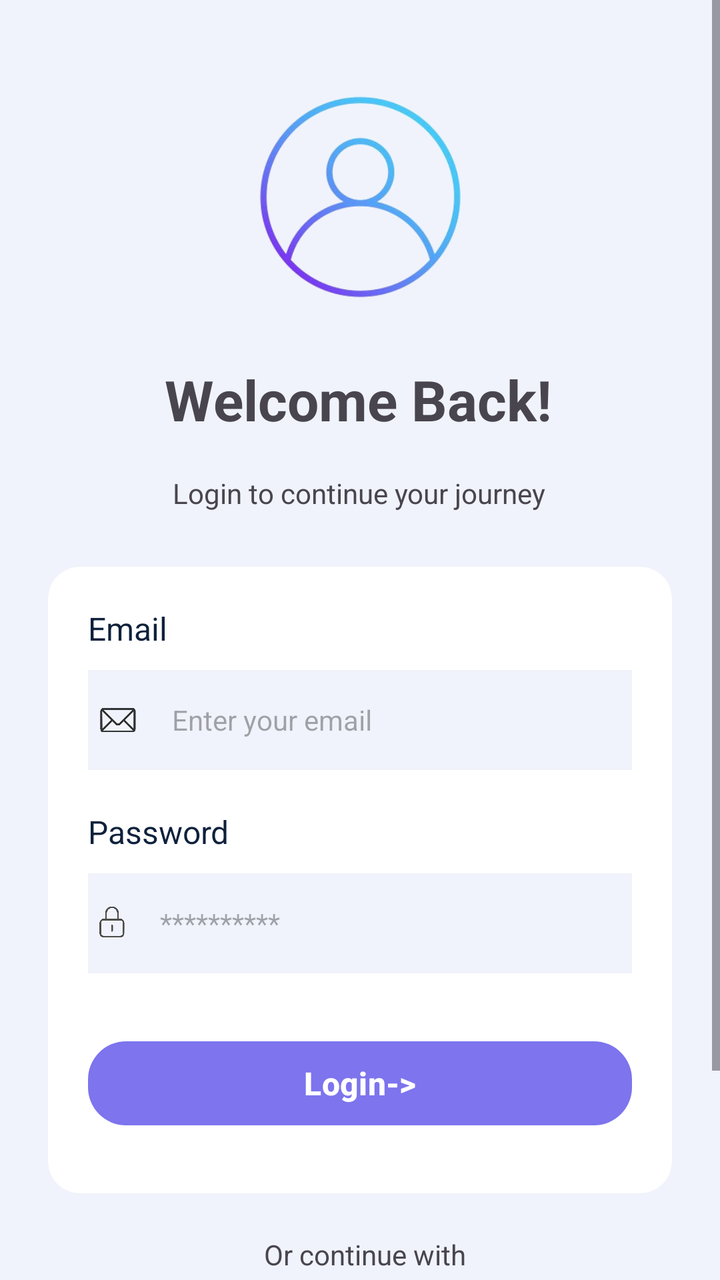
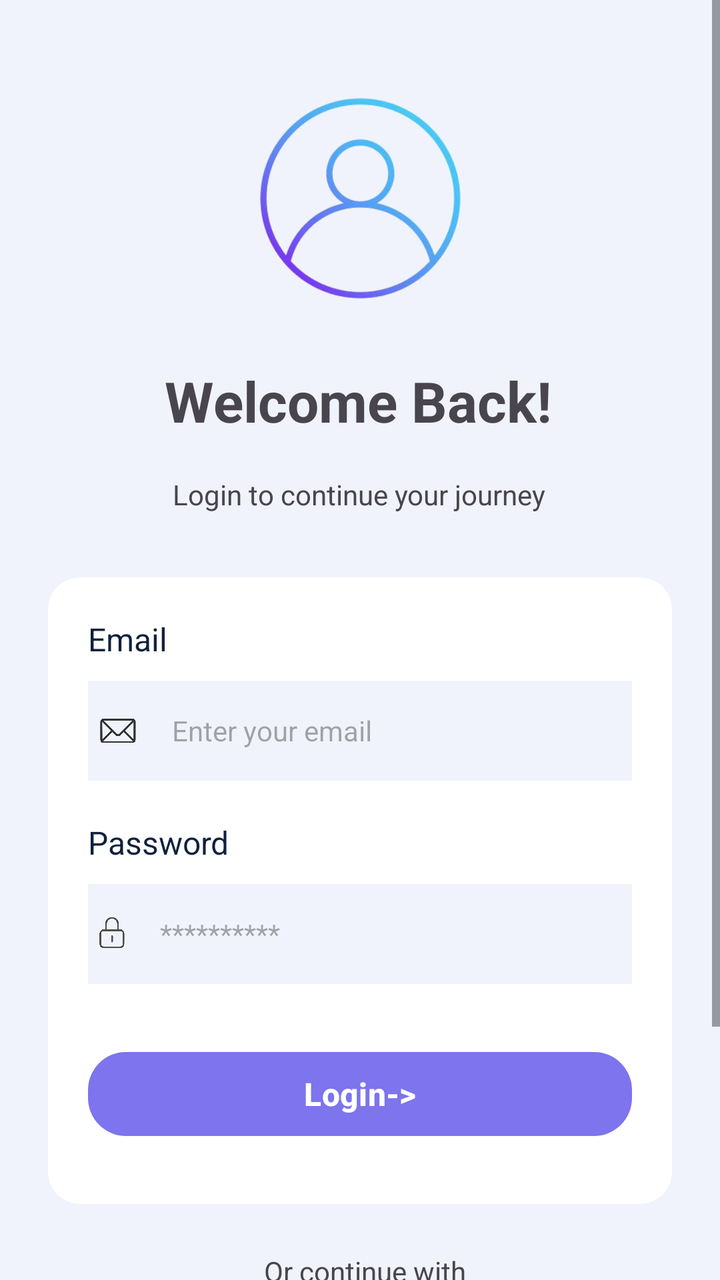

Compare the two renders of this Android layout. The source of the first and the diff that turns it into the second are given below.
<!-- AndroidManifest.xml: application theme Theme.BlogApp -->
<!-- res/layout/login.xml -->
<?xml version="1.0" encoding="utf-8"?>
<androidx.constraintlayout.widget.ConstraintLayout
    xmlns:android="http://schemas.android.com/apk/res/android"
    xmlns:app="http://schemas.android.com/apk/res-auto"
    xmlns:tools="http://schemas.android.com/tools"
    android:id="@+id/main"
    android:layout_width="match_parent"
    android:background="@color/background"
    android:layout_height="match_parent"
    tools:context=".MainActivity">


<ScrollView
    android:layout_width="match_parent"
    android:layout_height="match_parent">


    <androidx.constraintlayout.widget.ConstraintLayout
        android:layout_width="match_parent"
        android:layout_height="wrap_content">



        <ImageView
        android:id="@+id/login_pfp"
        android:layout_width="107dp"
        android:layout_height="101dp"
        android:layout_marginTop="40dp"
        android:src="@drawable/pfp"
        app:layout_constraintBottom_toBottomOf="parent"
        app:layout_constraintEnd_toEndOf="parent"
        app:layout_constraintStart_toStartOf="parent"
        app:layout_constraintTop_toTopOf="parent"
        app:layout_constraintVertical_bias="0.013" />

        <TextView
        android:id="@+id/welcome"
        android:layout_width="wrap_content"
        android:layout_height="wrap_content"
        android:layout_marginTop="32dp"
        android:gravity="center_horizontal"
        android:text="Welcome Back!"
        android:textSize="28dp"
        android:textStyle="bold"
        app:layout_constraintBottom_toBottomOf="parent"
        app:layout_constraintEnd_toEndOf="parent"
        app:layout_constraintHorizontal_bias="0.495"
        app:layout_constraintStart_toStartOf="parent"
        app:layout_constraintTop_toBottomOf="@+id/login_pfp"
        app:layout_constraintVertical_bias="0.0" />

        <TextView
        android:id="@+id/text"
        android:layout_width="wrap_content"
        android:layout_height="wrap_content"
        android:layout_marginTop="88dp"
        android:gravity="center_horizontal"
        android:text="Login to continue your journey"
        android:textSize="14dp"
        app:layout_constraintBottom_toBottomOf="parent"
        app:layout_constraintEnd_toEndOf="parent"
        app:layout_constraintHorizontal_bias="0.497"
        app:layout_constraintStart_toStartOf="parent"
        app:layout_constraintTop_toBottomOf="@+id/login_pfp"
        app:layout_constraintVertical_bias="0.0" />

       <androidx.cardview.widget.CardView
        android:id="@+id/login_card"
        android:layout_width="0dp"
        android:layout_height="wrap_content"
           android:layout_marginStart="24dp"
           android:layout_marginEnd="24dp"
        app:cardBackgroundColor="@color/white"
        app:cardCornerRadius="16dp"
        app:cardElevation="0dp"
        app:layout_constraintBottom_toBottomOf="parent"
        app:layout_constraintEnd_toEndOf="parent"
        app:layout_constraintStart_toStartOf="parent"
        app:layout_constraintTop_toTopOf="parent"
        app:layout_constraintVertical_bias="0.627">


           <LinearLayout
               android:layout_width="match_parent"
               android:layout_height="wrap_content"
               android:orientation="vertical">

               <TextView
                   android:layout_width="wrap_content"
                   android:layout_height="wrap_content"
                   android:layout_marginLeft="20dp"
                   android:layout_marginTop="20dp"
                   android:text="Email"
                   android:textColor="@color/input_labels"
                   android:textSize="16dp"/>


           <LinearLayout
               android:layout_width="match_parent"
               android:layout_height="50dp"
               android:layout_marginLeft="20dp"
               android:layout_marginRight="20dp"
               android:layout_marginTop="10dp"
               android:background="@color/background"
               android:orientation="horizontal">


               <ImageView
                   android:layout_width="30dp"
                   android:layout_height="30dp"
                   android:scaleType="fitStart"
                   android:layout_marginTop="15dp"
                   android:src="@drawable/email"/>

               <EditText
                   android:layout_width="match_parent"
                   android:layout_height="50dp"
                   android:background="@color/transparent"
                   android:hint="Enter your email"
                   android:inputType="textEmailAddress"
                   android:padding="12dp"
                   android:textSize="14dp" />

           </LinearLayout>

               <TextView
                   android:layout_width="wrap_content"
                   android:layout_height="wrap_content"
                   android:layout_marginLeft="20dp"
                   android:layout_marginTop="20dp"
                   android:text="Password"
                   android:textColor="@color/input_labels"
                   android:textSize="16dp"/>

               <LinearLayout
                   android:layout_width="match_parent"
                   android:layout_height="50dp"
                   android:layout_marginLeft="20dp"
                   android:layout_marginRight="20dp"
                   android:layout_marginTop="10dp"
                   android:background="@color/background"
                   android:orientation="horizontal">


                   <ImageView
                       android:layout_width="24dp"
                       android:layout_height="24dp"
                       android:scaleType="fitStart"
                       android:layout_marginTop="12dp"
                       android:src="@drawable/lock"/>



                   <EditText
                      android:layout_width="match_parent"
                      android:layout_height="match_parent"
                       android:background="@color/transparent"
                      android:textSize="14dp"
                      android:padding="12dp"
                      android:hint="**********"
                      android:inputType="textPassword"
                      />





               </LinearLayout>


               <Button
                   android:layout_width="match_parent"
                   android:layout_height="50dp"
                   android:layout_marginLeft="20dp"
                   android:layout_marginRight="20dp"
                   android:layout_marginTop="30dp"
                   android:layout_marginBottom="30dp"
                   android:text="Login->"
                   android:textColor="@color/white"
                   app:cornerRadius="19dp"
                   android:textSize="16dp"
                   android:textStyle="bold"
                   app:backgroundTint="@color/light_purple" />




           </LinearLayout>





       </androidx.cardview.widget.CardView>




        <TextView
        android:id="@+id/Cont"
        android:layout_width="wrap_content"
        android:layout_height="wrap_content"
        android:text="Or continue with"
        app:layout_constraintBottom_toBottomOf="parent"
        app:layout_constraintEnd_toEndOf="@+id/login_card"
        app:layout_constraintHorizontal_bias="0.512"
        app:layout_constraintStart_toStartOf="@id/login_card"
        app:layout_constraintTop_toBottomOf="@+id/login_card"
        app:layout_constraintVertical_bias="0.14" />

        <GridLayout
        android:id="@+id/grid"
        android:layout_width="match_parent"
        android:layout_height="60dp"
        android:layout_marginLeft="30dp"
        android:layout_marginTop="16dp"
        android:layout_marginRight="30dp"
        android:columnCount="3"
        android:orientation="horizontal"
        app:layout_constraintBottom_toBottomOf="parent"
        app:layout_constraintEnd_toEndOf="parent"
        app:layout_constraintHorizontal_bias="0.516"
        app:layout_constraintStart_toStartOf="parent"
        app:layout_constraintTop_toBottomOf="@+id/Cont"
        app:layout_constraintVertical_bias="0.0">


        <androidx.cardview.widget.CardView
            android:layout_width="0dp"
            android:layout_height="50dp"
            android:layout_marginRight="10dp"
            app:cardBackgroundColor="@color/white"
            android:layout_columnWeight="1"
            app:cardCornerRadius="16dp"
            app:cardElevation="0dp">

            <ImageView
                android:layout_width="match_parent"
                android:layout_height="match_parent"
                android:scaleType="fitCenter"
                android:src="@drawable/google"/>

        </androidx.cardview.widget.CardView>

        <androidx.cardview.widget.CardView
            android:layout_width="0dp"
            android:layout_height="50dp"
            android:layout_marginRight="10dp"
            app:cardBackgroundColor="@color/white"
            android:layout_columnWeight="1"
            app:cardCornerRadius="16dp"
            app:cardElevation="0dp">

            <ImageView
                android:layout_width="match_parent"
                android:layout_height="match_parent"
                android:scaleType="fitCenter"
                android:src="@drawable/apple"/>

        </androidx.cardview.widget.CardView>


        <androidx.cardview.widget.CardView
            android:layout_width="0dp"
            android:layout_height="50dp"
            app:cardBackgroundColor="@color/white"
            android:layout_columnWeight="1"
            app:cardCornerRadius="16dp"
            app:cardElevation="0dp">

            <ImageView
                android:layout_width="match_parent"
                android:layout_height="match_parent"
                android:scaleType="fitCenter"
                android:src="@drawable/fingerprint"/>

        </androidx.cardview.widget.CardView>

        </GridLayout>

        <TextView
            android:id="@+id/encryption"
            android:layout_width="wrap_content"
            android:layout_height="wrap_content"
            android:layout_marginTop="10dp"
            android:text="End-to-end encryption"
            android:textSize="12dp"
            app:layout_constraintBottom_toBottomOf="parent"
            app:layout_constraintEnd_toEndOf="parent"
            app:layout_constraintHorizontal_bias="0.498"
            app:layout_constraintStart_toStartOf="parent"
            app:layout_constraintTop_toBottomOf="@id/grid"
            app:layout_constraintVertical_bias="0.0" />

        <TextView
            android:id="@+id/dont_have_account"
            android:layout_width="wrap_content"
            android:layout_height="wrap_content"
            android:layout_marginTop="10dp"
            android:layout_marginRight="20dp"
            android:text="Don't have an account? "
            android:textSize="12dp"
            app:layout_constraintBottom_toBottomOf="parent"
            app:layout_constraintEnd_toEndOf="parent"
            app:layout_constraintHorizontal_bias="0.48"
            app:layout_constraintStart_toStartOf="parent"
            app:layout_constraintTop_toBottomOf="@id/encryption"
            app:layout_constraintVertical_bias="1.0" />

        <TextView
            android:layout_width="wrap_content"
            android:layout_height="wrap_content"
            android:layout_marginStart="1dp"
            android:text="SignUp"
            android:id="@+id/signupText"
            android:textColor="@color/light_purple"
            android:textSize="12dp"
            app:layout_constraintBottom_toBottomOf="parent"
            app:layout_constraintEnd_toEndOf="parent"
            app:layout_constraintHorizontal_bias="0.0"
            app:layout_constraintStart_toEndOf="@id/dont_have_account" />


    </androidx.constraintlayout.widget.ConstraintLayout>
</ScrollView>

</androidx.constraintlayout.widget.ConstraintLayout>
<!-- resources referenced by this layout -->
<resources>
  <color name="background">#F0F3FB</color>
  <color name="input_labels">#0E213C</color>
  <color name="light_purple">#7D74EE</color>
  <color name="transparent">#00000000</color>
  <color name="white">#FFFFFFFF</color>
  <!-- drawable apple: png bitmap (drawable, 34591 bytes) -->
  <!-- drawable email: png bitmap (drawable, 934540 bytes) -->
  <!-- drawable fingerprint: png bitmap (drawable, 127522 bytes) -->
  <!-- drawable google: png bitmap (drawable, 108093 bytes) -->
  <!-- drawable lock: png bitmap (drawable, 220702 bytes) -->
  <!-- drawable pfp: png bitmap (drawable, 40435 bytes) -->
  <style name="Theme.BlogApp" parent="Base.Theme.BlogApp" />
  <style name="Base.Theme.BlogApp" parent="Theme.Material3.DayNight.NoActionBar">
          
          
      </style>
</resources>

<!-- the commit's change to res/layout/login.xml (unified diff, before → after) -->
@@ -73,11 +73,10 @@
         app:cardBackgroundColor="@color/white"
         app:cardCornerRadius="16dp"
         app:cardElevation="0dp"
-        app:layout_constraintBottom_toBottomOf="parent"
-        app:layout_constraintEnd_toEndOf="parent"
-        app:layout_constraintStart_toStartOf="parent"
-        app:layout_constraintTop_toTopOf="parent"
-        app:layout_constraintVertical_bias="0.627">
+        app:layout_constraintEnd_toEndOf="parent"
+        app:layout_constraintStart_toStartOf="parent"
+           app:layout_constraintTop_toBottomOf="@+id/text"
+        android:layout_marginTop="32dp">
 
 
            <LinearLayout
@@ -201,12 +200,11 @@
         android:layout_width="wrap_content"
         android:layout_height="wrap_content"
         android:text="Or continue with"
-        app:layout_constraintBottom_toBottomOf="parent"
         app:layout_constraintEnd_toEndOf="@+id/login_card"
         app:layout_constraintHorizontal_bias="0.512"
         app:layout_constraintStart_toStartOf="@id/login_card"
         app:layout_constraintTop_toBottomOf="@+id/login_card"
-        app:layout_constraintVertical_bias="0.14" />
+        android:layout_marginTop="24dp" />
 
         <GridLayout
         android:id="@+id/grid"
@@ -217,12 +215,11 @@
         android:layout_marginRight="30dp"
         android:columnCount="3"
         android:orientation="horizontal"
-        app:layout_constraintBottom_toBottomOf="parent"
         app:layout_constraintEnd_toEndOf="parent"
         app:layout_constraintHorizontal_bias="0.516"
         app:layout_constraintStart_toStartOf="parent"
         app:layout_constraintTop_toBottomOf="@+id/Cont"
-        app:layout_constraintVertical_bias="0.0">
+        >
 
 
         <androidx.cardview.widget.CardView
@@ -285,12 +282,10 @@
             android:layout_marginTop="10dp"
             android:text="End-to-end encryption"
             android:textSize="12dp"
-            app:layout_constraintBottom_toBottomOf="parent"
             app:layout_constraintEnd_toEndOf="parent"
             app:layout_constraintHorizontal_bias="0.498"
             app:layout_constraintStart_toStartOf="parent"
-            app:layout_constraintTop_toBottomOf="@id/grid"
-            app:layout_constraintVertical_bias="0.0" />
+            app:layout_constraintTop_toBottomOf="@id/grid"/>
 
         <TextView
             android:id="@+id/dont_have_account"
@@ -305,14 +300,15 @@
             app:layout_constraintHorizontal_bias="0.48"
             app:layout_constraintStart_toStartOf="parent"
             app:layout_constraintTop_toBottomOf="@id/encryption"
-            app:layout_constraintVertical_bias="1.0" />
-
-        <TextView
+            android:layout_marginBottom="24dp" />
+
+        <TextView
+            android:id="@+id/signupText"
             android:layout_width="wrap_content"
             android:layout_height="wrap_content"
             android:layout_marginStart="1dp"
+            android:layout_marginBottom="24dp"
             android:text="SignUp"
-            android:id="@+id/signupText"
             android:textColor="@color/light_purple"
             android:textSize="12dp"
             app:layout_constraintBottom_toBottomOf="parent"
